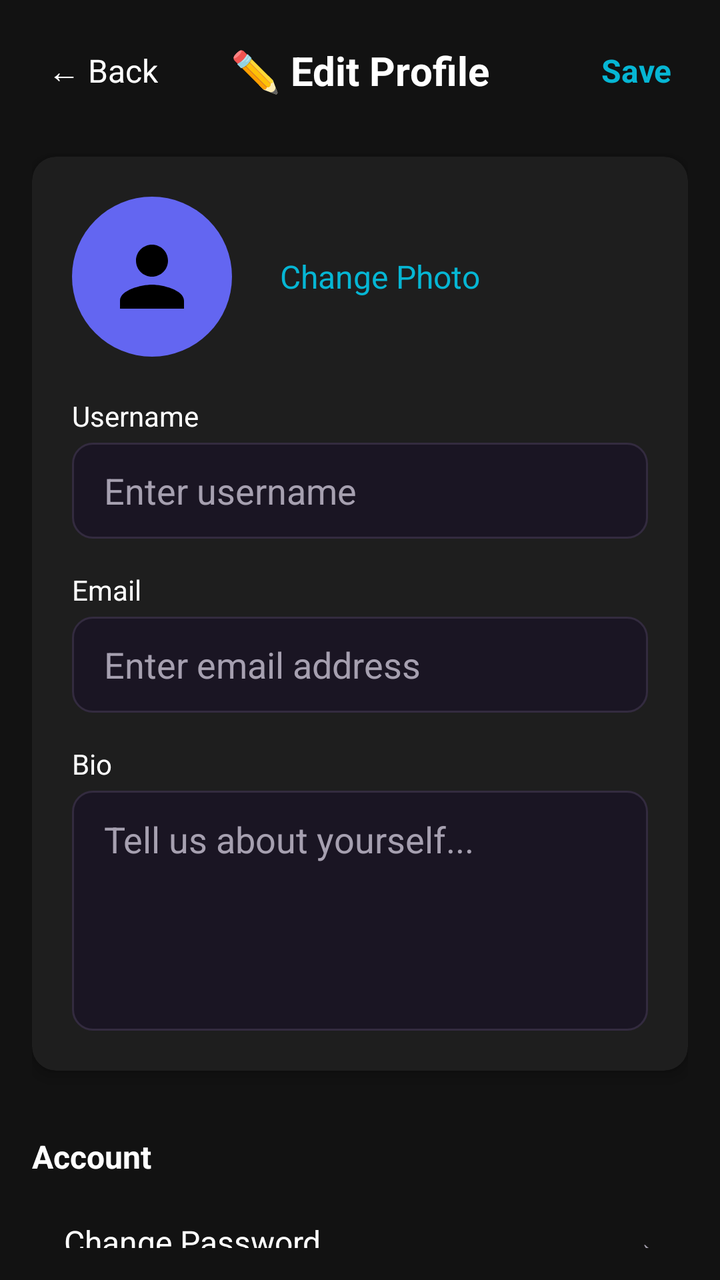
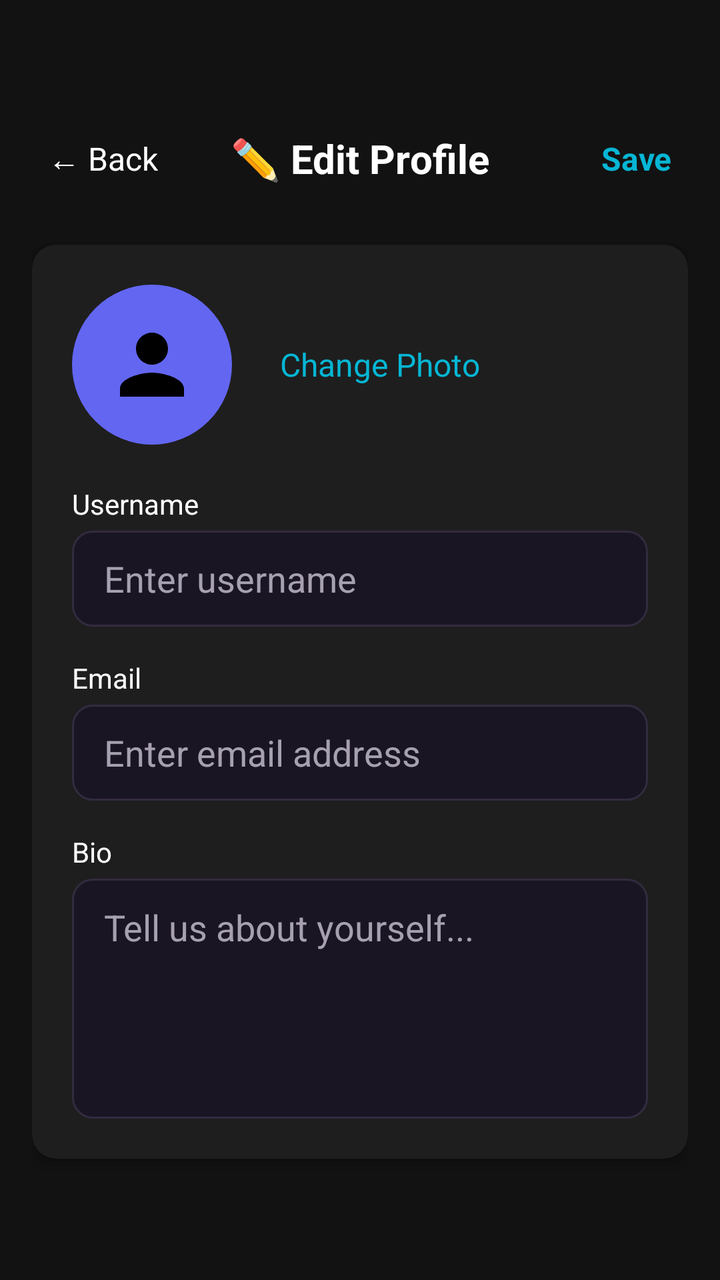

Compare the two renders of this Android layout. The source of the first and the diff that turns it into the second are given below.
<!-- AndroidManifest.xml: application theme Theme.MyApplication -->
<!-- res/layout/activity_edit_profile.xml -->
<?xml version="1.0" encoding="utf-8"?>
<LinearLayout xmlns:android="http://schemas.android.com/apk/res/android"
    android:layout_width="match_parent"
    android:layout_height="match_parent"
    android:orientation="vertical"
    android:background="@color/bg_default"
    android:padding="16dp"
    android:paddingTop="40dp">

    
    <RelativeLayout
        android:layout_width="match_parent"
        android:layout_height="wrap_content"
        android:layout_marginBottom="24dp">

        <TextView
            android:id="@+id/btnBack"
            android:layout_width="wrap_content"
            android:layout_height="wrap_content"
            android:layout_alignParentStart="true"
            android:layout_centerVertical="true"
            android:text="← Back"
            android:textColor="@color/text_primary"
            android:textSize="16sp"
            android:background="?selectableItemBackgroundBorderless"
            android:padding="8dp" />

        <TextView
            android:layout_width="wrap_content"
            android:layout_height="wrap_content"
            android:layout_centerInParent="true"
            android:text="✏️ Edit Profile"
            android:textColor="@color/text_primary"
            android:textSize="20sp"
            android:textStyle="bold" />

        <TextView
            android:id="@+id/btnSave"
            android:layout_width="wrap_content"
            android:layout_height="wrap_content"
            android:layout_alignParentEnd="true"
            android:layout_centerVertical="true"
            android:text="Save"
            android:textColor="@color/accent_cyan"
            android:textSize="16sp"
            android:textStyle="bold"
            android:background="?selectableItemBackgroundBorderless"
            android:padding="8dp" />

    </RelativeLayout>

    
    <androidx.cardview.widget.CardView
        android:layout_width="match_parent"
        android:layout_height="wrap_content"
        android:layout_marginBottom="16dp"
        android:backgroundTint="@color/card_bg"
        app:cardCornerRadius="12dp"
        app:cardElevation="4dp"
        xmlns:app="http://schemas.android.com/apk/res-auto">

        <LinearLayout
            android:layout_width="match_parent"
            android:layout_height="wrap_content"
            android:orientation="vertical"
            android:padding="20dp">

            
            <LinearLayout
                android:layout_width="match_parent"
                android:layout_height="wrap_content"
                android:orientation="horizontal"
                android:gravity="center_vertical"
                android:layout_marginBottom="20dp">

                <ImageView
                    android:id="@+id/ivProfilePhoto"
                    android:layout_width="80dp"
                    android:layout_height="80dp"
                    android:layout_marginEnd="16dp"
                    android:background="@drawable/bg_circle"
                    android:scaleType="centerCrop"
                    android:src="@drawable/ic_person"
                    android:padding="16dp" />

                <TextView
                    android:id="@+id/btnChangePhoto"
                    android:layout_width="wrap_content"
                    android:layout_height="wrap_content"
                    android:text="Change Photo"
                    android:textColor="@color/accent_cyan"
                    android:textSize="16sp"
                    android:background="?selectableItemBackgroundBorderless"
                    android:padding="8dp" />

            </LinearLayout>

            
            <LinearLayout
                android:layout_width="match_parent"
                android:layout_height="wrap_content"
                android:orientation="vertical"
                android:layout_marginBottom="16dp">

                <TextView
                    android:layout_width="wrap_content"
                    android:layout_height="wrap_content"
                    android:text="Username"
                    android:textColor="@color/text_primary"
                    android:textSize="14sp"
                    android:layout_marginBottom="4dp" />

                <EditText
                    android:id="@+id/etUsername"
                    android:layout_width="match_parent"
                    android:layout_height="48dp"
                    android:background="@drawable/bg_input"
                    android:hint="Enter username"
                    android:textColor="@color/text_primary"
                    android:textColorHint="@color/text_secondary"
                    android:paddingHorizontal="16dp"
                    android:inputType="text"
                    android:maxLines="1" />

            </LinearLayout>

            
            <LinearLayout
                android:layout_width="match_parent"
                android:layout_height="wrap_content"
                android:orientation="vertical"
                android:layout_marginBottom="16dp">

                <TextView
                    android:layout_width="wrap_content"
                    android:layout_height="wrap_content"
                    android:text="Email"
                    android:textColor="@color/text_primary"
                    android:textSize="14sp"
                    android:layout_marginBottom="4dp" />

                <EditText
                    android:id="@+id/etEmail"
                    android:layout_width="match_parent"
                    android:layout_height="48dp"
                    android:background="@drawable/bg_input"
                    android:hint="Enter email address"
                    android:textColor="@color/text_primary"
                    android:textColorHint="@color/text_secondary"
                    android:paddingHorizontal="16dp"
                    android:inputType="textEmailAddress"
                    android:maxLines="1" />

            </LinearLayout>

            
            <LinearLayout
                android:layout_width="match_parent"
                android:layout_height="wrap_content"
                android:orientation="vertical">

                <TextView
                    android:layout_width="wrap_content"
                    android:layout_height="wrap_content"
                    android:text="Bio"
                    android:textColor="@color/text_primary"
                    android:textSize="14sp"
                    android:layout_marginBottom="4dp" />

                <EditText
                    android:id="@+id/etDescription"
                    android:layout_width="match_parent"
                    android:layout_height="120dp"
                    android:background="@drawable/bg_input"
                    android:hint="Tell us about yourself..."
                    android:textColor="@color/text_primary"
                    android:textColorHint="@color/text_secondary"
                    android:paddingHorizontal="16dp"
                    android:paddingVertical="12dp"
                    android:inputType="textMultiLine"
                    android:gravity="top"
                    android:maxLines="5" />

            </LinearLayout>

        </LinearLayout>

    </androidx.cardview.widget.CardView>

    
    <LinearLayout
        android:layout_width="match_parent"
        android:layout_height="wrap_content"
        android:orientation="vertical"
        android:layout_marginTop="16dp">

        <TextView
            android:layout_width="wrap_content"
            android:layout_height="wrap_content"
            android:text="Account"
            android:textColor="@color/text_primary"
            android:textSize="16sp"
            android:textStyle="bold"
            android:layout_marginBottom="8dp" />

        
        <LinearLayout
            android:layout_width="match_parent"
            android:layout_height="48dp"
            android:orientation="horizontal"
            android:gravity="center_vertical"
            android:background="?selectableItemBackground"
            android:paddingHorizontal="16dp"
            android:layout_marginBottom="4dp">

            <TextView
                android:layout_width="0dp"
                android:layout_height="wrap_content"
                android:layout_weight="1"
                android:text="Change Password"
                android:textColor="@color/text_primary"
                android:textSize="16sp" />

            <TextView
                android:layout_width="wrap_content"
                android:layout_height="wrap_content"
                android:text="→"
                android:textColor="@color/text_secondary"
                android:textSize="16sp" />

        </LinearLayout>

        
        <LinearLayout
            android:layout_width="match_parent"
            android:layout_height="48dp"
            android:orientation="horizontal"
            android:gravity="center_vertical"
            android:background="?selectableItemBackground"
            android:paddingHorizontal="16dp">

            <TextView
                android:layout_width="0dp"
                android:layout_height="wrap_content"
                android:layout_weight="1"
                android:text="Delete Account"
                android:textColor="#FF6B6B"
                android:textSize="16sp" />

            <TextView
                android:layout_width="wrap_content"
                android:layout_height="wrap_content"
                android:text="→"
                android:textColor="@color/text_secondary"
                android:textSize="16sp" />

        </LinearLayout>

    </LinearLayout>

</LinearLayout>
<!-- resources referenced by this layout -->
<resources>
  <color name="accent_cyan">#06B6D4</color>
  <color name="bg_default">#121212</color>
  <color name="card_bg">#1E1E1E</color>
  <color name="text_primary">#FFFFFF</color>
  <color name="text_secondary">#A6A0B0</color>
  <!-- drawable bg_circle (drawable) -->
  <?xml version="1.0" encoding="utf-8"?>
  <shape xmlns:android="http://schemas.android.com/apk/res/android" android:shape="oval">
      <solid android:color="@color/accent_purple_start" />
      <size android:width="48dp" android:height="48dp" />
  </shape>
  <!-- drawable bg_input (drawable) -->
  <?xml version="1.0" encoding="utf-8"?>
  <shape xmlns:android="http://schemas.android.com/apk/res/android" android:shape="rectangle">
      <solid android:color="@color/input_bg" />
      <stroke android:width="1dp" android:color="@color/input_stroke" />
      <corners android:radius="10dp" />
      <padding android:left="12dp" android:top="12dp" android:right="12dp" android:bottom="12dp" />
  </shape>
  <!-- drawable ic_person (drawable) -->
  <vector xmlns:android="http://schemas.android.com/apk/res/android"
      android:width="24dp"
      android:height="24dp"
      android:viewportWidth="24"
      android:viewportHeight="24"
      android:tint="?attr/colorOnSurface">
    <path
        android:fillColor="@android:color/white"
        android:pathData="M12,12c2.21,0 4,-1.79 4,-4s-1.79,-4 -4,-4 -4,1.79 -4,4 1.79,4 4,4zM12,14c-2.67,0 -8,1.34 -8,4v2h16v-2c0,-2.66 -5.33,-4 -8,-4z"/>
  </vector>
  <style name="Theme.MyApplication" parent="Theme.MaterialComponents.DayNight.NoActionBar">
          
          <item name="colorPrimary">@color/accent_purple_start</item>
          <item name="colorPrimaryVariant">@color/accent_purple_end</item>
          <item name="colorOnPrimary">@color/text_primary</item>
  
          <item name="colorSecondary">@color/accent_green</item>
          <item name="colorOnSecondary">@color/text_primary</item>
  
          <item name="android:statusBarColor">@color/bg_default</item>
          <item name="android:navigationBarColor">@color/bg_default</item>
  
          
          <item name="android:colorBackground">@color/bg_default</item>
          <item name="android:textColor">@color/text_primary</item>
          <item name="android:windowBackground">@color/bg_default</item>
      </style>
  <color name="accent_purple_start">#6366F1</color>
  <color name="input_bg">#1A1523</color>
  <color name="input_stroke">#332B3F</color>
  <color name="accent_purple_end">#8B5CF6</color>
  <color name="accent_green">#10B981</color>
</resources>

<!-- the commit's change to res/layout/activity_edit_profile.xml (unified diff, before → after) -->
@@ -4,8 +4,10 @@
     android:layout_height="match_parent"
     android:orientation="vertical"
     android:background="@color/bg_default"
-    android:padding="16dp"
-    android:paddingTop="40dp">
+    android:paddingLeft="16dp"
+    android:paddingRight="16dp"
+    android:paddingBottom="16dp"
+    android:paddingTop="60dp">
 
     
     <RelativeLayout
